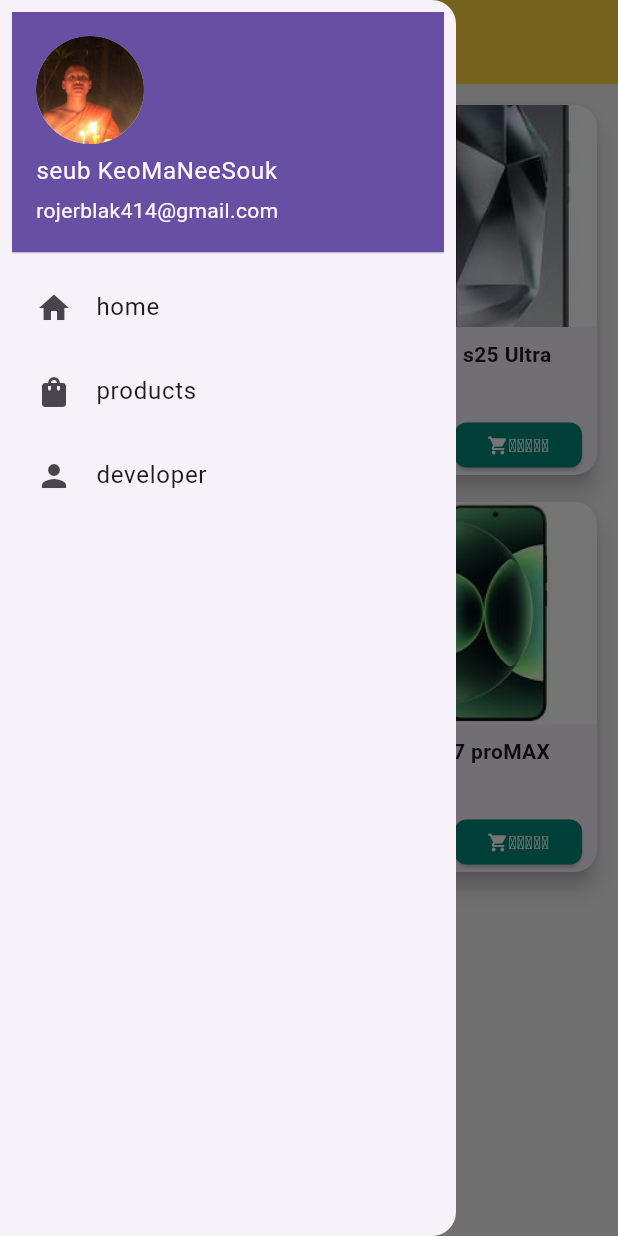
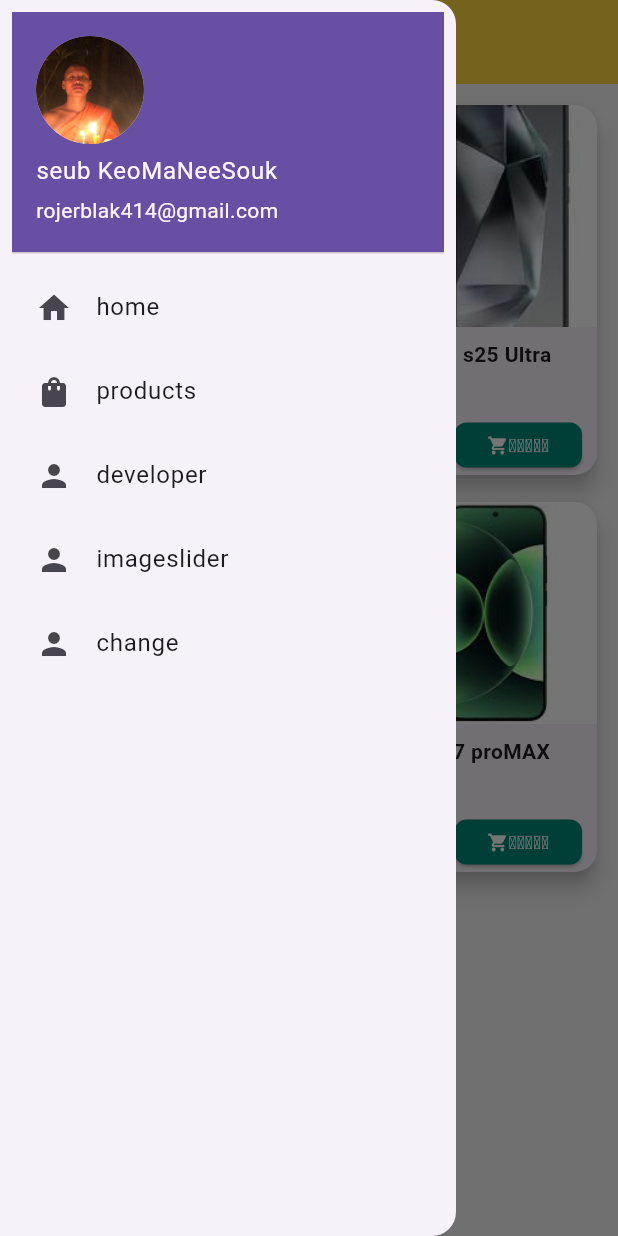
Before and after one commit to rojerblak414-dot/App-_morning, a Flutter app: the ProductsPage screen opened by its route, with the side drawer open, on a phone screen of 412 x 824 dp. Run offline on Flutter 3.47's test engine with Material 3 defaults, Android fonts, the phone set to English and light mode, and no system bars.

Commit message:
first seub

```diff
--- a/lib/developer_page.dart
+++ b/lib/developer_page.dart
@@ -35,7 +35,7 @@ class DeveloperPage extends StatelessWidget {
                 ),
                 child: const CircleAvatar(
                   radius: 70,
-                  backgroundImage: AssetImage("assets/oak.jpg"),
+                  backgroundImage: AssetImage("assets/images/oak.jpg"),
                 ),
               ),
               const SizedBox(height: 30),
--- a/lib/drawer.dart
+++ b/lib/drawer.dart
@@ -11,7 +11,7 @@ class AppDrawer extends StatelessWidget {
             accountName: Text("seub KeoMaNeeSouk"),
             accountEmail: Text("rojerblak414@gmail.com"),
             currentAccountPicture: CircleAvatar(
-              backgroundImage: AssetImage("assets/oak.jpg"),
+              backgroundImage: AssetImage("assets/images/oak.jpg"),
             ),
           ),
           ListTile(
@@ -29,6 +29,16 @@ class AppDrawer extends StatelessWidget {
             title: Text("developer"),
             onTap: () => Navigator.popAndPushNamed(context, '/developer'),
           ),
+          ListTile(
+            leading: Icon(Icons.person),
+            title: Text("imageslider"),
+            onTap: () => Navigator.popAndPushNamed(context, '/imageslider'),
+          ),
+          ListTile(
+            leading: Icon(Icons.person),
+            title: Text("change"),
+            onTap: () => Navigator.popAndPushNamed(context, '/change'),
+          ),
         ],
       ),
     );
--- a/lib/home_page.dart
+++ b/lib/home_page.dart
@@ -32,7 +32,7 @@ class HomePage extends StatelessWidget {
               ),
               child: CircleAvatar(
                 radius: 60,
-                backgroundImage: AssetImage("assets/oak.jpg"),
+                backgroundImage: AssetImage("assets/images/oak.jpg"),
               ),
             ),
             const SizedBox(height: 30),
--- a/lib/main.dart
+++ b/lib/main.dart
@@ -1,6 +1,8 @@
 import 'package:flutter/material.dart';
+import 'package:flutter_application_1/change.dart';
 import 'package:flutter_application_1/developer_page.dart';
 import 'package:flutter_application_1/home_page.dart';
+import 'package:flutter_application_1/imageslider.dart';
 import 'package:flutter_application_1/product_page.dart';
 
 void main() {
@@ -22,6 +24,8 @@ class MyApp extends StatelessWidget {
         '/': (context) => HomePage(),
         '/products': (context) => ProductsPage(),
         '/developer': (context) => DeveloperPage(),
+        '/imageslider': (context) => ImageSlider(),
+        '/change': (context) => Change(),
       },
     );
   }
--- a/lib/product_page.dart
+++ b/lib/product_page.dart
@@ -5,18 +5,22 @@ class ProductsPage extends StatelessWidget {
   final List<Map<String, dynamic>> products = [
     {
       'name': 'iphone 17 ProMax',
-      'image': 'assets/iphone.jpeg',
+      'image': 'assets/images/iphone.jpeg',
       'price': 999.00,
     },
     {
       'name': 'samsung s25 Ultra',
-      'image': 'assets/samsung.jpeg',
+      'image': 'assets/images/samsung.jpeg',
       'price': 850.50,
     },
-    {'name': 'vivo x 200 pro', 'image': 'assets/vivo.jpeg', 'price': 550.99},
+    {
+      'name': 'vivo x 200 pro',
+      'image': 'assets/images/vivo.jpeg',
+      'price': 550.99,
+    },
     {
       'name': 'xiaomi 17 proMAX',
-      'image': 'assets/xiaomi.jpeg',
+      'image': 'assets/images/xiaomi.jpeg',
       'price': 420.00,
     },
   ];
```
Also changed, not shown: lib/change.dart (added, +38 -0 lines), lib/imageslider.dart (added, +136 -0 lines), pubspec.yaml (+2 -8 lines), assets/images/image_1.jpg (added), assets/images/image_2.jpg (added), assets/images/image_3.jpg (added), assets/images/image_4.jpg (added), assets/images/image_5.jpeg (added), assets/images/iphone.jpeg (renamed from assets/iphone.jpeg), assets/images/oak.jpg (renamed from assets/oak.jpg), assets/images/samsung.jpeg (renamed from assets/samsung.jpeg), assets/images/vivo.jpeg (renamed from assets/vivo.jpeg), assets/images/xiaomi.jpeg (renamed from assets/xiaomi.jpeg).
